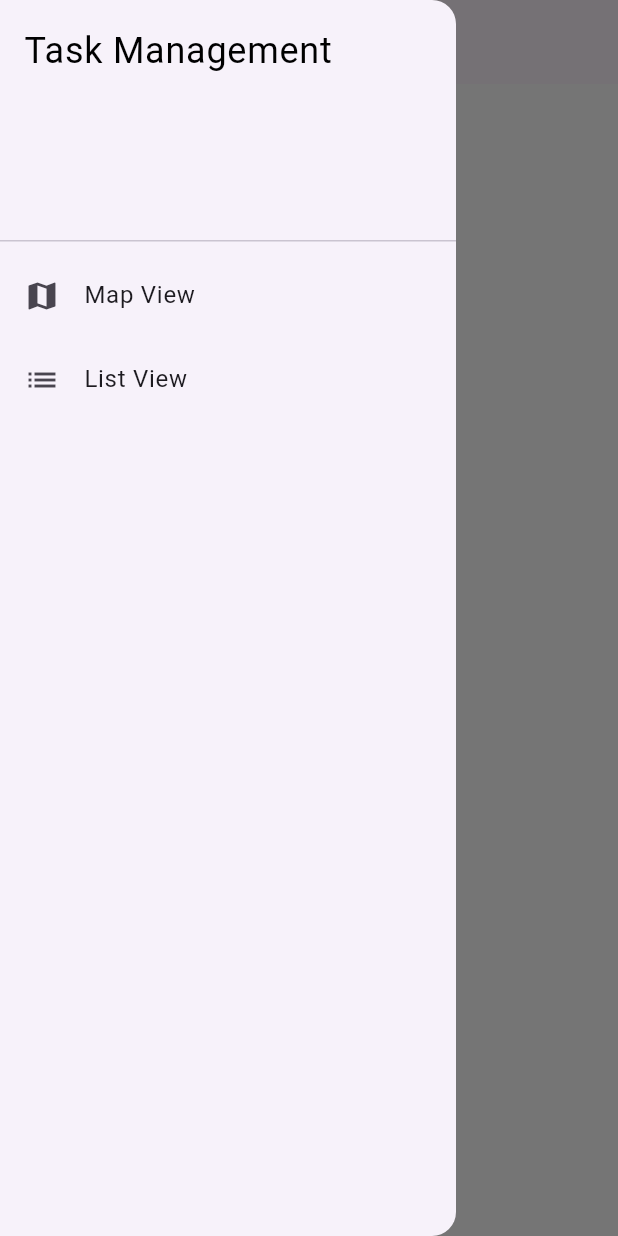
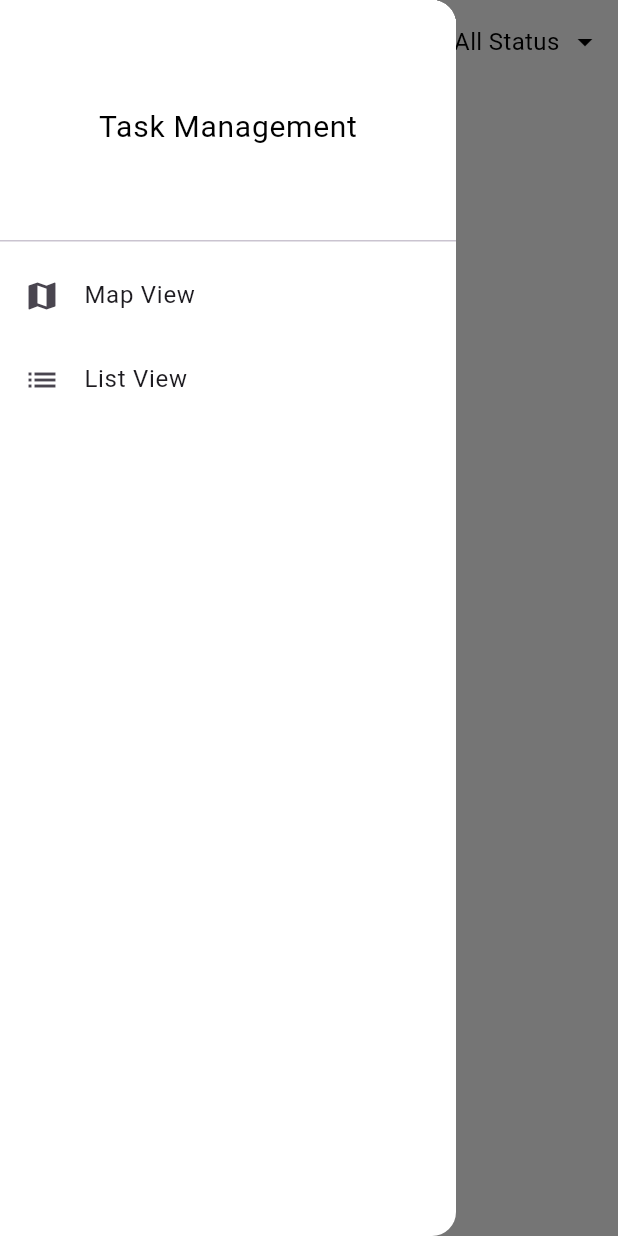
Before and after one commit to kumarprince06/task_management, a Flutter app: the screen it shows after launch, with the side drawer open, on a phone screen of 412 x 824 dp. Run offline on Flutter 3.47's test engine with Material 3 defaults, Android fonts, the phone set to English and light mode, and no system bars.

Commit message:
appbar craeted

```diff
--- a/lib/presentation/screens/map_view_screen.dart
+++ b/lib/presentation/screens/map_view_screen.dart
@@ -8,41 +8,102 @@ class MapViewScreen extends StatefulWidget {
 }
 
 class _MapViewScreenState extends State<MapViewScreen> {
+  final GlobalKey<ScaffoldState> _scaffoldKey = GlobalKey<ScaffoldState>();
   @override
   Widget build(BuildContext context) {
     return Scaffold(
+      key: _scaffoldKey,
       backgroundColor: Colors.white,
       appBar: AppBar(
-        title: Text('Tasks'),
+        title: Text('Tasks',style: TextStyle(fontWeight: FontWeight.bold),
       ),
-        drawer: Drawer(
-      child: ListView(
-      padding: EdgeInsets.zero,
+        backgroundColor: Colors.white,
+        leading: GestureDetector(
+          onTap: () {
+            _scaffoldKey.currentState?.openDrawer();
+          },
+          child: Padding(
+            padding: EdgeInsets.fromLTRB(25, 12, 4, 12),
+            child: Column(
+              mainAxisAlignment: MainAxisAlignment.center,
+              crossAxisAlignment: CrossAxisAlignment.start,
+              children: [
+                Container(width: 25, height: 2, color: Colors.black), // Largest line
+                SizedBox(height: 5),
+                Container(width: 15, height: 2, color: Colors.black), // Medium line
+                SizedBox(height: 5),
+                Container(width: 20, height: 2, color: Colors.black), // Smallest line
+              ],
+            ),
+          ),
+        ),
+        actions: [
+          Theme(data: Theme.of(context).copyWith(
+            popupMenuTheme: PopupMenuThemeData(
+              color: Colors.white
+            )
+          ),
+        child: PopupMenuButton<String>(
+            onSelected: (String value) {
+              setState(() {
+                // selectedFilter = value;
+              });
+            },
+            itemBuilder: (BuildContext context) => [
+              PopupMenuItem(value: "All", child: Text("All")),
+              PopupMenuItem(value: "Completed", child: Text("Completed")),
+              PopupMenuItem(value: "Pending", child: Text("Pending")),
+              PopupMenuItem(value: "Overdue", child: Text("Ongoing")),
+            ],
+            offset: Offset(0,30),
+            child: Padding(
+              padding: const EdgeInsets.fromLTRB(0, 0, 10, 0),
+              child: Row(
+                children: [
+                  Text(
+                    "All Status", // Your text
+                    style: TextStyle(color: Colors.black, fontSize: 16),
+                  ),
+                  SizedBox(width: 5), // Space between text and icon
+                  Icon(Icons.arrow_drop_down, color: Colors.black), // Inverted triangle icon
+                ],
+              ),
+            ),
+          ),
+          ),
+        ],
+
+
+      ),
+        drawer: CustomDrawer(),
+      );
+  }
+}
+
+
+class CustomDrawer extends StatelessWidget {
+  @override
+  Widget build(BuildContext context) {
+    return Drawer(
+      backgroundColor: Colors.white,
+      child: Column(
         children: [
           DrawerHeader(
-            child: Text(
-              'Task Management',
-              style: TextStyle(color: Colors.black, fontSize: 24),
-            ),
+            decoration: BoxDecoration(color: Colors.white),
+            child: Center(child: Text('Task Management', style: TextStyle(fontSize: 20, color: Colors.black))),
           ),
           ListTile(
             leading: Icon(Icons.map),
             title: Text('Map View'),
-            onTap: () {
-              Navigator.pop(context);
-            },
+            onTap: () {},
           ),
           ListTile(
             leading: Icon(Icons.list),
             title: Text('List View'),
-            onTap: () {
-              Navigator.pop(context);
-            },
+            onTap: () {},
           ),
-
         ],
       ),
-    ),
-      );
+    );
   }
 }
```
